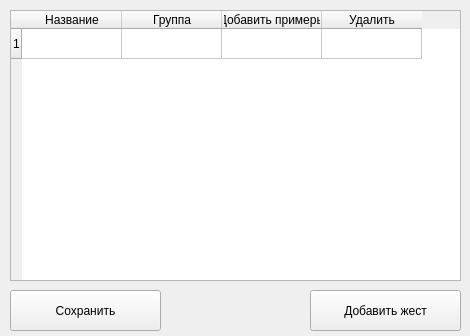
Old version of the form gestures.ui in the repository GamesIS/HandGestureRecognitionVer2.
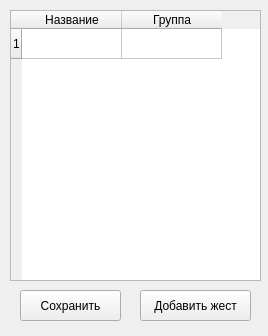
New version of the form.

```diff
--- a/gestures.ui
+++ b/gestures.ui
@@ -6,7 +6,7 @@
    <rect>
     <x>0</x>
     <y>0</y>
-    <width>470</width>
+    <width>268</width>
     <height>336</height>
    </rect>
   </property>
@@ -18,7 +18,7 @@
     <rect>
      <x>10</x>
      <y>10</y>
-     <width>451</width>
+     <width>251</width>
      <height>271</height>
     </rect>
    </property>
@@ -32,7 +32,7 @@
     <number>1</number>
    </property>
    <property name="columnCount">
-    <number>4</number>
+    <number>2</number>
    </property>
    <row/>
    <column>
@@ -45,24 +45,14 @@
      <string>Группа</string>
     </property>
    </column>
-   <column>
-    <property name="text">
-     <string>Добавить примеры</string>
-    </property>
-   </column>
-   <column>
-    <property name="text">
-     <string>Удалить</string>
-    </property>
-   </column>
   </widget>
   <widget class="QPushButton" name="add_gesture">
    <property name="geometry">
     <rect>
-     <x>310</x>
+     <x>140</x>
      <y>290</y>
-     <width>151</width>
-     <height>41</height>
+     <width>111</width>
+     <height>31</height>
     </rect>
    </property>
    <property name="text">
@@ -72,10 +62,10 @@
   <widget class="QPushButton" name="save_gesture">
    <property name="geometry">
     <rect>
-     <x>10</x>
+     <x>20</x>
      <y>290</y>
-     <width>151</width>
-     <height>41</height>
+     <width>101</width>
+     <height>31</height>
     </rect>
    </property>
    <property name="text">
```
